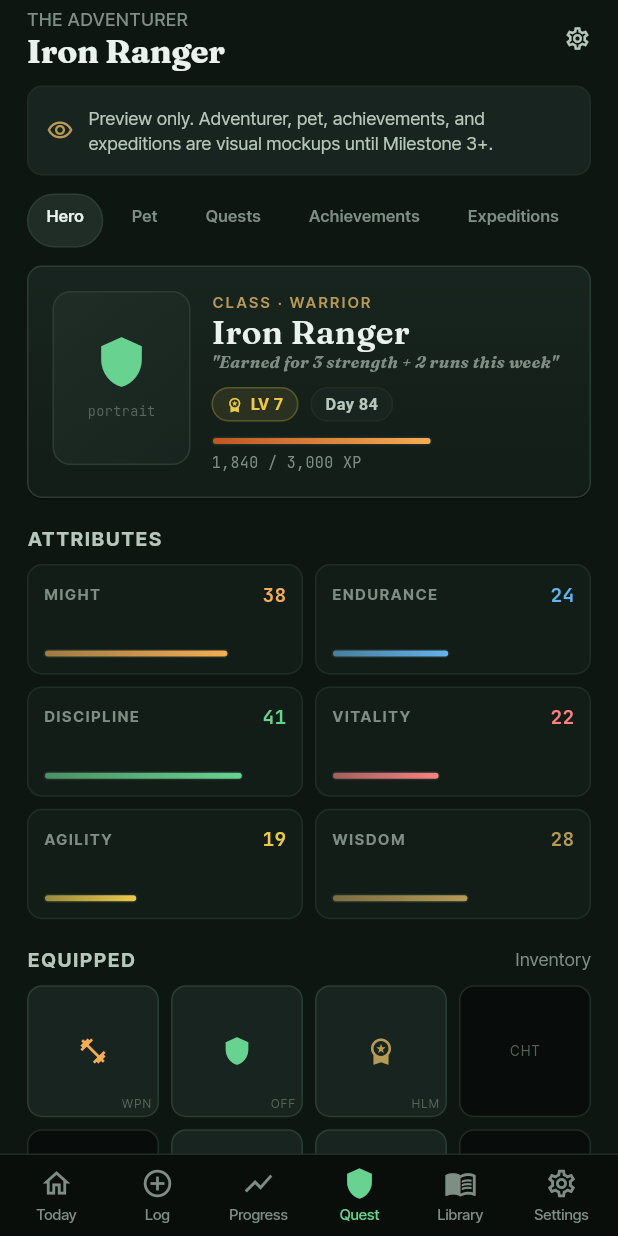
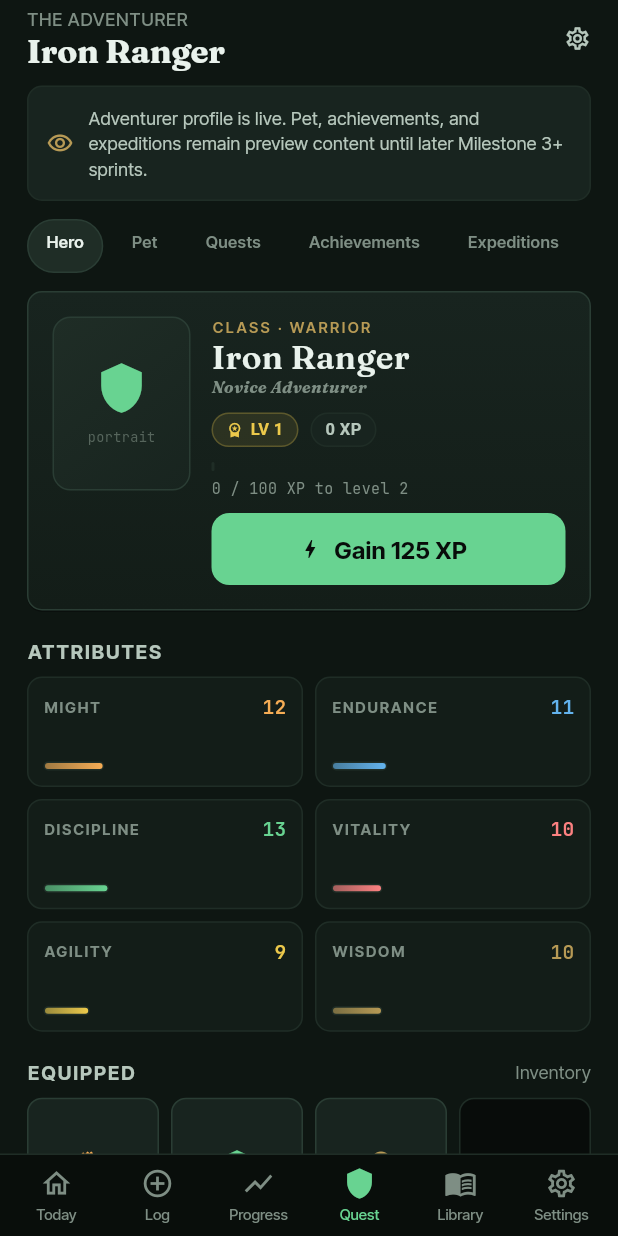
Before and after one commit to schnobben/quest-for-fitness, a Flutter app: the QuestScreen screen opened by its route, on a phone screen of 412 x 824 dp. Run offline on Flutter 3.47's test engine with Material 3 defaults, Android fonts, the light colour scheme and no system bars; our stand-ins replace drift, fl_chart, flutter_riverpod, go_router, google_fonts; accounts and stored records are empty; generated files the repository leaves out were written again.

Commit message:
Milestone 0-2 reviewed, 3.1 completed, 3.1.5 defines

```diff
--- a/lib/data/repositories/repositories.dart
+++ b/lib/data/repositories/repositories.dart
@@ -1,3 +1,4 @@
+export 'src/adventurer_repository.dart';
 export 'src/app_repositories.dart';
 export 'src/bodyweight_repository.dart';
 export 'src/campaign_repository.dart';
--- /dev/null
+++ b/lib/data/repositories/src/adventurer_repository.dart
@@ -0,0 +1,78 @@
+import 'package:drift/drift.dart';
+
+import '../../local_database/local_database.dart';
+
+class AdventurerRepository {
+  const AdventurerRepository(this._database);
+
+  static const defaultAdventurerId = 'primary-adventurer';
+
+  final AppDatabase _database;
+
+  Future<Adventurer> getOrCreatePrimary() async {
+    final existing =
+        await (_database.select(_database.adventurers)
+              ..where((table) => table.id.equals(defaultAdventurerId)))
+            .getSingleOrNull();
+    if (existing != null) return existing;
+
+    final now = DateTime.now();
+    await _database
+        .into(_database.adventurers)
+        .insert(
+          AdventurersCompanion.insert(
+            id: defaultAdventurerId,
+            name: 'Iron Ranger',
+            selectedClass: 'Warrior',
+            currentTitle: 'Novice Adventurer',
+            might: const Value(12),
+            endurance: const Value(11),
+            discipline: const Value(13),
+            vitality: const Value(10),
+            agility: const Value(9),
+            wisdom: const Value(10),
+            createdAt: now,
+            updatedAt: now,
+          ),
+        );
+
+    return (_database.select(
+      _database.adventurers,
+    )..where((table) => table.id.equals(defaultAdventurerId))).getSingle();
+  }
+
+  Future<Adventurer> grantXp(int amount) async {
+    if (amount <= 0) return getOrCreatePrimary();
+
+    final adventurer = await getOrCreatePrimary();
+    var level = adventurer.level;
+    var xp = adventurer.xp + amount;
+
+    while (xp >= xpRequiredForLevel(level)) {
+      xp -= xpRequiredForLevel(level);
+      level += 1;
+    }
+
+    await (_database.update(
+      _database.adventurers,
+    )..where((table) => table.id.equals(adventurer.id))).write(
+      AdventurersCompanion(
+        level: Value(level),
+        xp: Value(xp),
+        currentTitle: Value(_titleForLevel(level)),
+        updatedAt: Value(DateTime.now()),
+      ),
+    );
+
+    return getOrCreatePrimary();
+  }
+
+  int xpRequiredForLevel(int level) => 100 + ((level - 1) * 50);
+
+  String _titleForLevel(int level) {
+    if (level >= 10) return 'Veteran Adventurer';
+    if (level >= 5) return 'Iron Ranger';
+    if (level >= 2) return 'Trail Initiate';
+    return 'Novice Adventurer';
+  }
+}
--- a/lib/data/repositories/src/app_repositories.dart
+++ b/lib/data/repositories/src/app_repositories.dart
@@ -1,4 +1,5 @@
 import '../../local_database/local_database.dart';
+import 'adventurer_repository.dart';
 import 'bodyweight_repository.dart';
 import 'campaign_repository.dart';
 import 'cardio_repository.dart';
@@ -9,7 +10,8 @@ import 'workout_repository.dart';
 
 class AppRepositories {
   AppRepositories(AppDatabase database)
-    : exercises = ExerciseRepository(database),
+    : adventurer = AdventurerRepository(database),
+      exercises = ExerciseRepository(database),
       campaigns = CampaignRepository(database),
       workouts = WorkoutRepository(database),
       sessions = SessionRepository(database),
@@ -17,6 +19,7 @@ class AppRepositories {
       bodyweight = BodyweightRepository(database),
       goals = GoalRepository(database);
 
+  final AdventurerRepository adventurer;
   final ExerciseRepository exercises;
   final CampaignRepository campaigns;
   final WorkoutRepository workouts;
--- /dev/null
+++ b/lib/features/quest/application/adventurer_profile_controller.dart
@@ -0,0 +1,32 @@
+import 'package:flutter_riverpod/flutter_riverpod.dart';
+
+import '../../../data/data_providers.dart';
+import '../../../data/local_database/local_database.dart';
+import '../../../data/repositories/repositories.dart';
+
+final adventurerProfileProvider = FutureProvider<AdventurerProfile>(
+  (ref) async {
+    final repositories = AppRepositories(ref.watch(appDatabaseProvider));
+    final adventurer = await repositories.adventurer.getOrCreatePrimary();
+
+    return AdventurerProfile(
+      adventurer: adventurer,
+      xpToNextLevel: repositories.adventurer.xpRequiredForLevel(
+        adventurer.level,
+      ),
+    );
+  },
+);
+
+class AdventurerProfile {
+  const AdventurerProfile({
+    required this.adventurer,
+    required this.xpToNextLevel,
+  });
+
+  final Adventurer adventurer;
+  final int xpToNextLevel;
+
+  double get xpProgress =>
+      xpToNextLevel <= 0 ? 0 : adventurer.xp / xpToNextLevel;
+}
--- a/lib/features/quest/presentation/quest_screen.dart
+++ b/lib/features/quest/presentation/quest_screen.dart
@@ -1,6 +1,10 @@
 import 'package:flutter/material.dart';
+import 'package:flutter_riverpod/flutter_riverpod.dart';
 import '../../../app/theme/app_colors.dart';
 import '../../../app/theme/app_theme.dart';
+import '../../../data/data_providers.dart';
+import '../../../data/repositories/repositories.dart';
+import '../application/adventurer_profile_controller.dart';
 import '../../../shared/presentation/design_system/design_system.dart';
 
 class QuestScreen extends StatefulWidget {
@@ -123,7 +127,7 @@ class _PreviewNotice extends StatelessWidget {
   }
 }
 
-class _AdventurerView extends StatelessWidget {
+class _AdventurerView extends ConsumerWidget {
   const _AdventurerView({
     required this.selectedTab,
     required this.onTabChanged,
@@ -132,23 +136,67 @@ class _AdventurerView extends StatelessWidget {
   final int selectedTab;
   final ValueChanged<int> onTabChanged;
 
-  static const _attrs = [
-    _Attr('MIGHT', 38, AppColors.ember),
-    _Attr('ENDURANCE', 24, AppColors.sky),
-    _Attr('DISCIPLINE', 41, AppColors.forest),
-    _Attr('VITALITY', 22, AppColors.rose),
-    _Attr('AGILITY', 19, AppColors.gold),
-    _Attr('WISDOM', 28, AppColors.rune),
-  ];
+  @override
+  Widget build(BuildContext context, WidgetRef ref) {
+    final profile = ref.watch(adventurerProfileProvider);
+
+    return profile.when(
+      loading: () => const Center(child: CircularProgressIndicator()),
+      error: (error, stackTrace) => Center(
+        child: Padding(
+          padding: const EdgeInsets.all(18),
+          child: QfCard(
+            padding: const EdgeInsets.all(16),
+            child: Text(
+              'Unable to load Adventurer profile: $error',
+              style: const TextStyle(color: AppColors.inkMute),
+            ),
+          ),
+        ),
+      ),
+      data: (profile) => _AdventurerContent(
+        profile: profile,
+        onTabChanged: onTabChanged,
+        onGrantXp: () async {
+          await AppRepositories(
+            ref.read(appDatabaseProvider),
+          ).adventurer.grantXp(125);
+          ref.invalidate(adventurerProfileProvider);
+        },
+      ),
+    );
+  }
+}
+
+class _AdventurerContent extends StatelessWidget {
+  const _AdventurerContent({
+    required this.profile,
+    required this.onTabChanged,
+    required this.onGrantXp,
+  });
+
+  final AdventurerProfile profile;
+  final ValueChanged<int> onTabChanged;
+  final VoidCallback onGrantXp;
 
   @override
   Widget build(BuildContext context) {
+    final adventurer = profile.adventurer;
+    final attrs = [
+      _Attr('MIGHT', adventurer.might, AppColors.ember),
+      _Attr('ENDURANCE', adventurer.endurance, AppColors.sky),
+      _Attr('DISCIPLINE', adventurer.discipline, AppColors.forest),
+      _Attr('VITALITY', adventurer.vitality, AppColors.rose),
+      _Attr('AGILITY', adventurer.agility, AppColors.gold),
+      _Attr('WISDOM', adventurer.wisdom, AppColors.rune),
+    ];
+
     return ListView(
       padding: EdgeInsets.zero,
       children: [
         QfScreenHeader(
           salutation: 'The Adventurer',
-          title: 'Iron Ranger',
+          title: adventurer.name,
           trailing: const Icon(
             Icons.settings_outlined,
             size: 18,
@@ -159,7 +207,7 @@ class _AdventurerView extends StatelessWidget {
           padding: EdgeInsets.fromLTRB(18, 0, 18, 12),
           child: _PreviewNotice(
             text:
-                'Preview only. Adventurer, pet, achievements, and expeditions are visual mockups until Milestone 3+.',
+                'Adventurer profile is live. Pet, achievements, and expeditions remain preview content until later Milestone 3+ sprints.',
           ),
         ),
         _QuestTabBar(
@@ -197,7 +245,7 @@ class _AdventurerView extends StatelessWidget {
                         ),
                       ),
                       Text(
-                        'Iron Ranger',
+                        adventurer.name,
                         style: AppTheme.fantasyStyle(
                           fontSize: 22,
                           fontWeight: FontWeight.w600,
@@ -205,7 +253,7 @@ class _AdventurerView extends StatelessWidget {
                         ),
                       ),
                       Text(
-                        '"Earned for 3 strength + 2 runs this week"',
+                        adventurer.currentTitle,
                         style: AppTheme.fantasyStyle(
                           fontSize: 11,
                           color: AppColors.inkDim,
@@ -218,23 +266,33 @@ class _AdventurerView extends StatelessWidget {
                           QfPill(
                             tone: QfPillTone.gold,
                             icon: const Icon(Icons.workspace_premium),
-                            child: const Text('LV 7'),
+                            child: Text('LV ${adventurer.level}'),
                           ),
                           const SizedBox(width: 8),
-                          const QfPill(
+                          QfPill(
                             tone: QfPillTone.muted,
-                            child: Text('Day 84'),
+                            child: Text('${adventurer.xp} XP'),
                           ),
                         ],
                       ),
                       const SizedBox(height: 10),
-                      _QfBar(value: 0.62, tone: _BarTone.ember),
+                      _QfBar(value: profile.xpProgress, tone: _BarTone.ember),
                       const SizedBox(height: 4),
                       Text(
-                        '1,840 / 3,000 XP',
+                        '${adventurer.xp} / ${profile.xpToNextLevel} XP to level ${adventurer.level + 1}',
                         style: AppTheme.monoStyle(
                           fontSize: 10,
                           color: AppColors.inkDim,
+                        ),
+                      ),
+                      const SizedBox(height: 10),
+                      Align(
+                        alignment: Alignment.centerLeft,
+                        child: FilledButton.icon(
+                          key: const Key('grant-adventurer-xp-button'),
+                          onPressed: onGrantXp,
+                          icon: const Icon(Icons.bolt, size: 16),
+                          label: const Text('Gain 125 XP'),
                         ),
                       ),
                     ],
@@ -255,7 +313,7 @@ class _AdventurerView extends StatelessWidget {
             shrinkWrap: true,
             physics: const NeverScrollableScrollPhysics(),
             childAspectRatio: 2.5,
-            children: [for (final a in _attrs) _AttrCard(attr: a)],
+            children: [for (final a in attrs) _AttrCard(attr: a)],
           ),
         ),
 
--- a/lib/shared/presentation/design_system/base/qf_card.dart
+++ b/lib/shared/presentation/design_system/base/qf_card.dart
@@ -33,10 +33,7 @@ class QfCard extends StatelessWidget {
         gradient: gradient,
         borderRadius: BorderRadius.circular(AppSpacing.cardRadius),
         border: Border.all(color: borderColor ?? border),
-        boxShadow: [
-          ?shadows,
-          ?extraShadow,
-        ],
+        boxShadow: [?shadows, ?extraShadow],
       ),
       child: ClipRRect(
         borderRadius: BorderRadius.circular(AppSpacing.cardRadius),
@@ -104,19 +101,21 @@ class _OrnCorner extends StatelessWidget {
     const color = AppColors.rune;
     const opacity = 0.55;
 
-    final top = (position == OrnPosition.topLeft ||
-            position == OrnPosition.topRight)
+    final top =
+        (position == OrnPosition.topLeft || position == OrnPosition.topRight)
         ? -1.0
         : null;
-    final bottom = (position == OrnPosition.bottomLeft ||
+    final bottom =
+        (position == OrnPosition.bottomLeft ||
             position == OrnPosition.bottomRight)
         ? -1.0
         : null;
-    final left = (position == OrnPosition.topLeft ||
-            position == OrnPosition.bottomLeft)
+    final left =
+        (position == OrnPosition.topLeft || position == OrnPosition.bottomLeft)
         ? -1.0
         : null;
-    final right = (position == OrnPosition.topRight ||
+    final right =
+        (position == OrnPosition.topRight ||
             position == OrnPosition.bottomRight)
         ? -1.0
         : null;
--- a/lib/shared/presentation/design_system/base/qf_pill.dart
+++ b/lib/shared/presentation/design_system/base/qf_pill.dart
@@ -31,7 +31,10 @@ class QfPill extends StatelessWidget {
         mainAxisSize: MainAxisSize.min,
         children: [
           if (icon != null) ...[
-            IconTheme(data: IconThemeData(color: fg, size: 11), child: icon!),
+            IconTheme(
+              data: IconThemeData(color: fg, size: 11),
+              child: icon!,
+            ),
             const SizedBox(width: 5),
           ],
           DefaultTextStyle(
--- a/lib/shared/presentation/design_system/base/qf_section_header.dart
+++ b/lib/shared/presentation/design_system/base/qf_section_header.dart
@@ -36,10 +36,7 @@ class QfSectionHeader extends StatelessWidget {
               onTap: onMoreTapped,
               child: Text(
                 moreLabel!,
-                style: const TextStyle(
-                  fontSize: 12,
-                  color: AppColors.inkDim,
-                ),
+                style: const TextStyle(fontSize: 12, color: AppColors.inkDim),
               ),
             ),
         ],
```
Also changed, not shown: lib/app/shell/app_shell.dart (+25 -5 lines), lib/app/theme/app_theme.dart (+2 -10 lines), lib/data/local_database/src/app_database.dart (+25 -1 lines), .claude/settings.local.json, lib/data/local_database/src/app_database.g.dart, 3 other files. Lines whose indentation alone changed are shown as unchanged.
